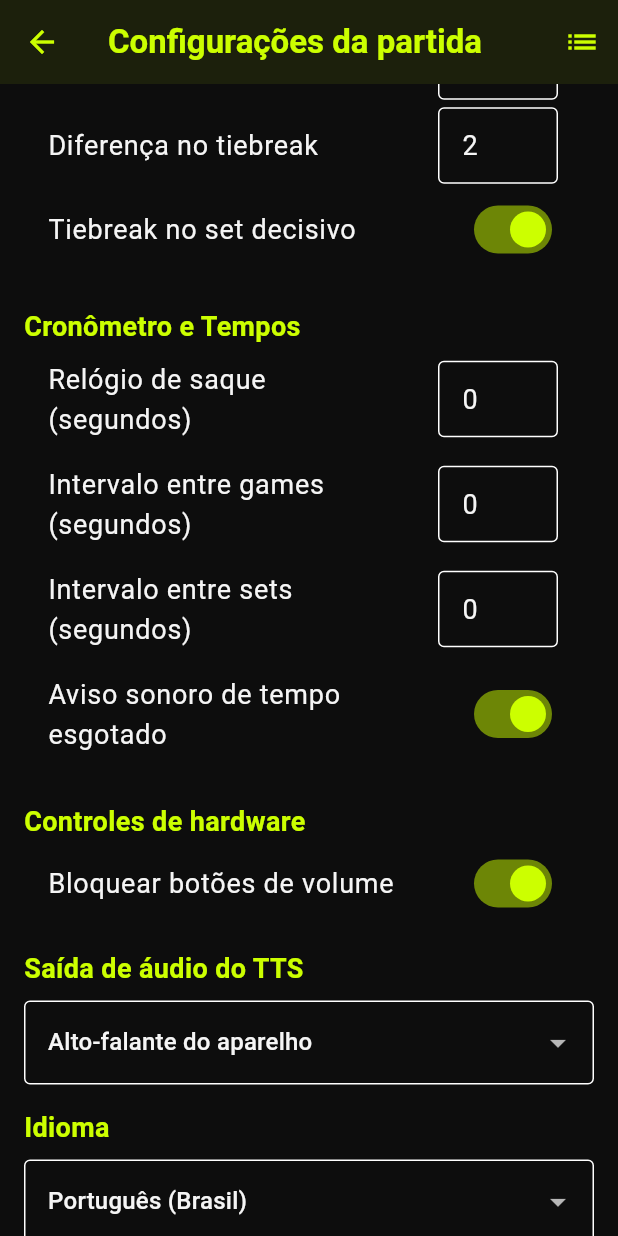
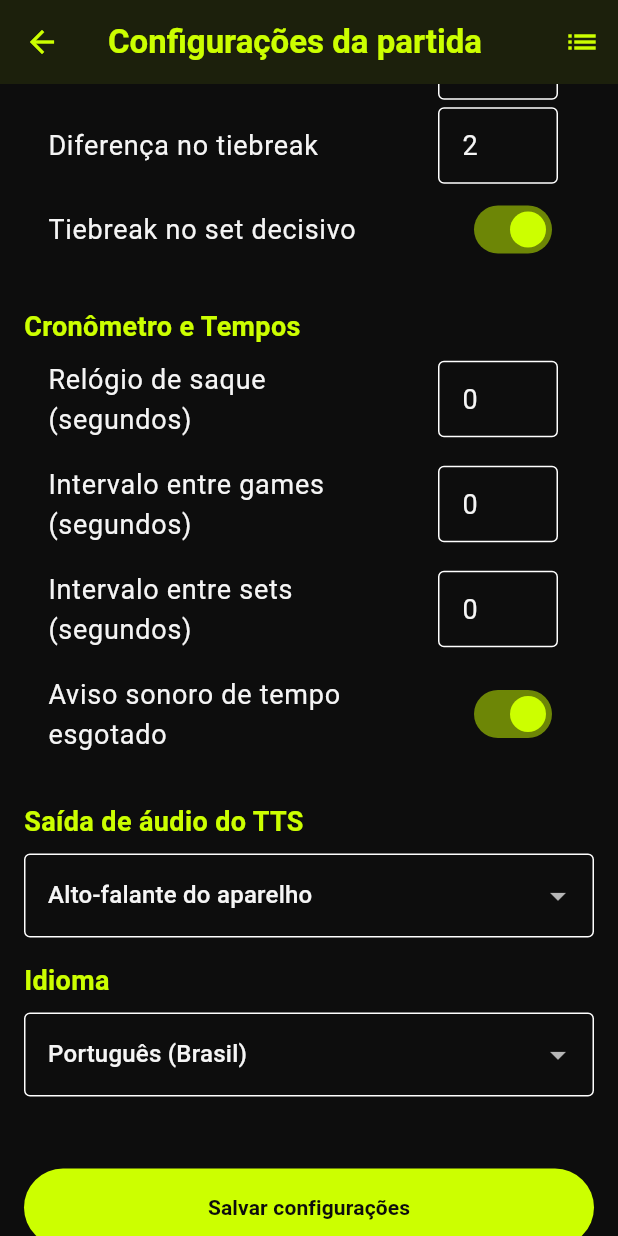
Before and after one commit to fgdreyer78/remote-racket-score, a Flutter app: the SettingsScreen screen opened directly, scrolled down 576 dp, on a phone screen of 412 x 824 dp. Run offline on Flutter 3.47's test engine with Material 3 defaults, Android fonts, the phone set to English and light mode, and no system bars; our stand-ins replace audio_service, flutter_riverpod, flutter_tts, just_audio, shared_preferences; missing offline and left inert: audio_session; accounts and stored records are empty.

Commit message:
TELA DISPOSITIVOS DE PONTUACAO SO FALTANDO ARRUMAR BOTAO VOL UP 2

```diff
--- a/lib/features/settings/settings_screen.dart
+++ b/lib/features/settings/settings_screen.dart
@@ -31,7 +31,6 @@ class _SettingsScreenState extends ConsumerState<SettingsScreen> {
   late int _breakBetweenGamesSeconds;
   late int _breakBetweenSetsSeconds;
   late bool _timeWarningSound;
-  late bool _lockVolumeButtons;
   late String _audioOutput;
 
   @override
@@ -54,7 +53,6 @@ class _SettingsScreenState extends ConsumerState<SettingsScreen> {
     _breakBetweenGamesSeconds = 0;
     _breakBetweenSetsSeconds = 0;
     _timeWarningSound = true;
-    _lockVolumeButtons = true;
     _audioOutput = 'speaker';
   }
 
@@ -82,7 +80,6 @@ class _SettingsScreenState extends ConsumerState<SettingsScreen> {
       _breakBetweenGamesSeconds = config.breakBetweenGamesSeconds;
       _breakBetweenSetsSeconds = config.breakBetweenSetsSeconds;
       _timeWarningSound = config.timeWarningSound;
-      _lockVolumeButtons = config.lockVolumeButtons;
       _audioOutput = config.audioOutput;
     });
   }
@@ -122,9 +119,11 @@ class _SettingsScreenState extends ConsumerState<SettingsScreen> {
           ),
         ],
       ),
-      body: ListView(
+      body: SafeArea( // Protege contra barras do sistema
+        child: ListView(
           key: ValueKey(_formKey),
-        padding: const EdgeInsets.all(16),
+          // O "bottom: 64" garante que o final da lista (o botão) nunca fique colado no rodapé
+          padding: const EdgeInsets.only(top: 16, left: 16, right: 16, bottom: 64),
           children: [
             TextField(
               controller: _sportController,
@@ -170,7 +169,6 @@ class _SettingsScreenState extends ConsumerState<SettingsScreen> {
             ),
             const SizedBox(height: 24),
 
-          // --- COMEÇO DO BLOCO INSERIDO ---
             const Text('Cronômetro e Tempos', style: TextStyle(color: AppTheme.primary, fontSize: 18, fontWeight: FontWeight.bold)),
             _numberField('Relógio de saque (segundos)', _serveClockSeconds, (v) => _serveClockSeconds = v, min: 0),
             _numberField('Intervalo entre games (segundos)', _breakBetweenGamesSeconds, (v) => _breakBetweenGamesSeconds = v, min: 0),
@@ -182,17 +180,7 @@ class _SettingsScreenState extends ConsumerState<SettingsScreen> {
               activeColor: AppTheme.primary,
             ),
             const SizedBox(height: 24),
-          // --- FIM DO BLOCO INSERIDO ---
 
-          const Text(
-            'Controles de hardware', style: TextStyle(color: AppTheme.primary, fontSize: 18, fontWeight: FontWeight.bold)),
-          SwitchListTile(
-            title: const Text('Bloquear botões de volume', style: TextStyle(color: AppTheme.onSurface)),
-            value: _lockVolumeButtons,
-            onChanged: (v) => setState(() => _lockVolumeButtons = v),
-            activeColor: AppTheme.primary,
-          ),
-          const SizedBox(height: 16),
             const Text('Saída de áudio do TTS', style: TextStyle(color: AppTheme.primary, fontSize: 18, fontWeight: FontWeight.bold)),
             const SizedBox(height: 8),
             DropdownButtonFormField<String>(
@@ -249,7 +237,9 @@ class _SettingsScreenState extends ConsumerState<SettingsScreen> {
                 });
               },
             ),
-          const SizedBox(height: 32),
+
+            const SizedBox(height: 48), // Empurra o botão bem pra baixo
+
             FilledButton(
               onPressed: _save,
               style: FilledButton.styleFrom(
@@ -260,6 +250,7 @@ class _SettingsScreenState extends ConsumerState<SettingsScreen> {
               child: const Text("Salvar configurações", style: TextStyle(fontWeight: FontWeight.bold)),
             ),
           ],
+        ),
       ),
     );
   }
@@ -321,7 +312,6 @@ class _SettingsScreenState extends ConsumerState<SettingsScreen> {
       _breakBetweenGamesSeconds = config.breakBetweenGamesSeconds;
       _breakBetweenSetsSeconds = config.breakBetweenSetsSeconds;
       _timeWarningSound = config.timeWarningSound;
-      _lockVolumeButtons = config.lockVolumeButtons;
       _audioOutput = config.audioOutput;
       _formKey++;
     });
@@ -379,7 +369,6 @@ class _SettingsScreenState extends ConsumerState<SettingsScreen> {
       breakBetweenGamesSeconds: _breakBetweenGamesSeconds,
       breakBetweenSetsSeconds: _breakBetweenSetsSeconds,
       timeWarningSound: _timeWarningSound,
-      lockVolumeButtons: _lockVolumeButtons,
       audioOutput: _audioOutput,
     );
     ref.read(gameConfigProvider.notifier).updateConfig(config);
--- a/lib/models/game_config.dart
+++ b/lib/models/game_config.dart
@@ -20,7 +20,6 @@ class GameConfig {
     this.breakBetweenGamesSeconds = 0,
     this.breakBetweenSetsSeconds = 0,
     this.timeWarningSound = true,
-    this.lockVolumeButtons = true,
     this.audioOutput = 'speaker',
   });
 
@@ -65,9 +64,6 @@ class GameConfig {
   /// Ao fim do tempo, aviso sonoro (locutor diz TIME / Táim).
   final bool timeWarningSound;
 
-  /// Bloqueia os botões de volume para uso no app.
-  final bool lockVolumeButtons;
-
   /// Rota de saída de áudio para o TTS (speaker, bluetooth, fone de ouvido).
   final String audioOutput;
 
@@ -91,7 +87,6 @@ class GameConfig {
     int? breakBetweenGamesSeconds,
     int? breakBetweenSetsSeconds,
     bool? timeWarningSound,
-    bool? lockVolumeButtons,
     String? audioOutput,
   }) {
     return GameConfig(
@@ -115,7 +110,6 @@ class GameConfig {
       breakBetweenGamesSeconds: breakBetweenGamesSeconds ?? this.breakBetweenGamesSeconds,
       breakBetweenSetsSeconds: breakBetweenSetsSeconds ?? this.breakBetweenSetsSeconds,
       timeWarningSound: timeWarningSound ?? this.timeWarningSound,
-      lockVolumeButtons: lockVolumeButtons ?? this.lockVolumeButtons,
       audioOutput: audioOutput ?? this.audioOutput,
     );
   }
@@ -140,7 +134,6 @@ class GameConfig {
         'breakBetweenGamesSeconds': breakBetweenGamesSeconds,
         'breakBetweenSetsSeconds': breakBetweenSetsSeconds,
         'timeWarningSound': timeWarningSound,
-        'lockVolumeButtons': lockVolumeButtons,
         'audioOutput': audioOutput,
       };
 
@@ -166,7 +159,6 @@ class GameConfig {
       breakBetweenGamesSeconds: json['breakBetweenGamesSeconds'] as int? ?? 0,
       breakBetweenSetsSeconds: json['breakBetweenSetsSeconds'] as int? ?? 0,
       timeWarningSound: json['timeWarningSound'] as bool? ?? true,
-      lockVolumeButtons: json['lockVolumeButtons'] as bool? ?? true,
       audioOutput: json['audioOutput'] as String? ?? 'speaker',
     );
   }
```
Also changed, not shown: lib/features/score/score_screen.dart (+6 -6 lines), 1 other file. Lines whose indentation alone changed are shown as unchanged.
